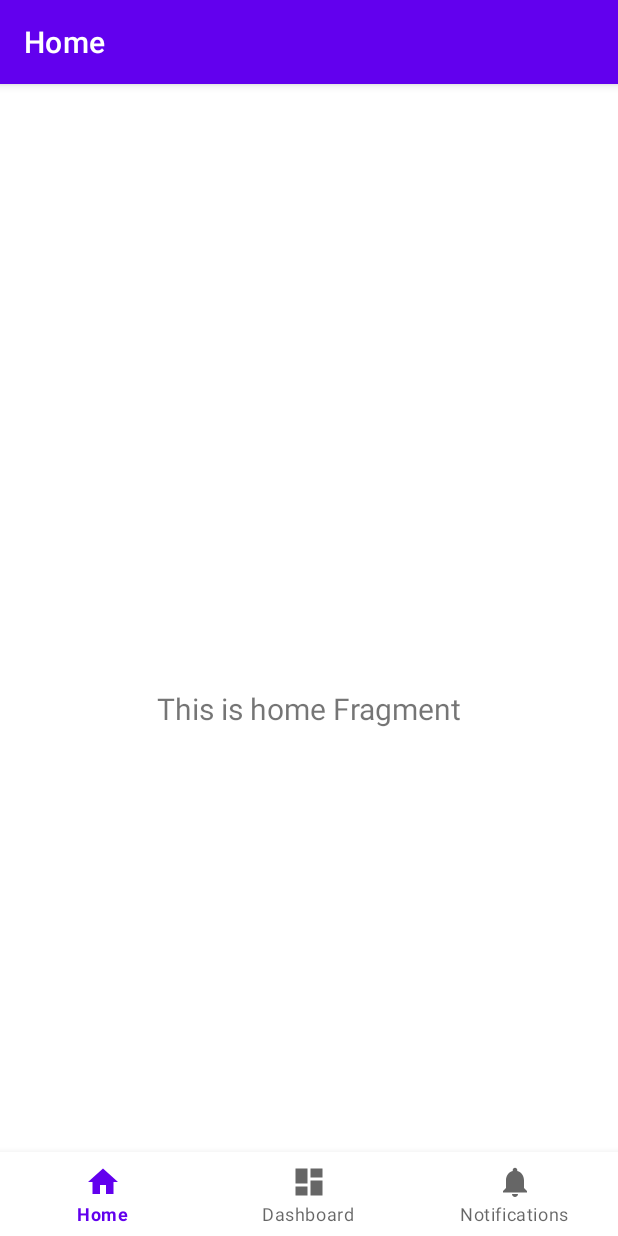
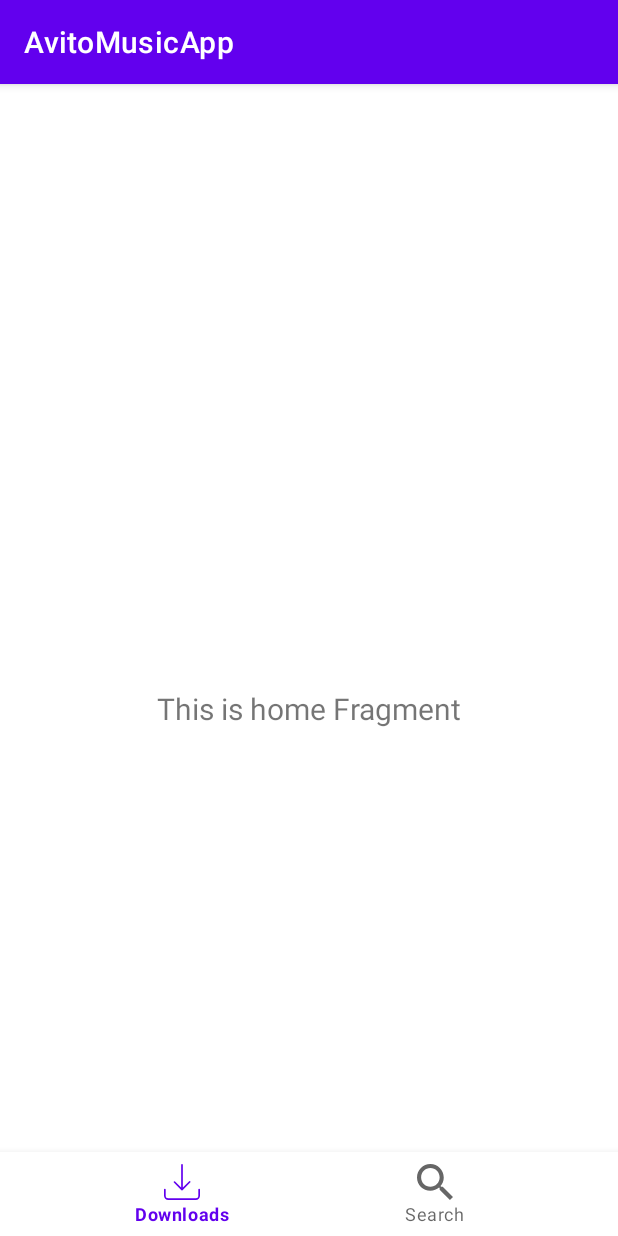
Before and after one commit to RustamFakhrutdinov/AvitoMusicApp, an Android app: the screen it shows after launch (MainActivity), on a phone screen of 412 x 824 dp. Run offline under Robolectric (Android 15) with nearby library versions, the phone set to English and light mode, and no system bars; our stand-ins replace navigation-ui.

Commit message:
Заложены основы проекта: Переключение между экранами Иконки

```diff
--- a/app/src/main/java/com/practicum/avitomusicapp/MainActivity.kt
+++ b/app/src/main/java/com/practicum/avitomusicapp/MainActivity.kt
@@ -1,9 +1,11 @@
 package com.practicum.avitomusicapp
 
 import android.os.Bundle
+import android.view.View
 import com.google.android.material.bottomnavigation.BottomNavigationView
 import androidx.appcompat.app.AppCompatActivity
 import androidx.navigation.findNavController
+import androidx.navigation.fragment.NavHostFragment
 import androidx.navigation.ui.AppBarConfiguration
 import androidx.navigation.ui.setupActionBarWithNavController
 import androidx.navigation.ui.setupWithNavController
@@ -21,15 +23,35 @@ class MainActivity : AppCompatActivity() {
 
         val navView: BottomNavigationView = binding.navView
 
-        val navController = findNavController(R.id.nav_host_fragment_activity_main)
+        //val navController = findNavController(R.id.nav_host_fragment_activity_main)
         // Passing each menu ID as a set of Ids because each
         // menu should be considered as top level destinations.
         val appBarConfiguration = AppBarConfiguration(
             setOf(
-                R.id.navigation_home, R.id.navigation_dashboard, R.id.navigation_notifications
+                R.id.navigation_downloads, R.id.navigation_search
             )
         )
-        setupActionBarWithNavController(navController, appBarConfiguration)
-        navView.setupWithNavController(navController)
+//        setupActionBarWithNavController(navController, appBarConfiguration)
+//        navView.setupWithNavController(navController)
+
+        val navHostFragment = supportFragmentManager.findFragmentById(R.id.nav_host_fragment_activity_main) as NavHostFragment
+        val navController = navHostFragment.navController
+
+        binding.navView.setupWithNavController(navController)
+
+        navController.addOnDestinationChangedListener { _, destination, _ ->
+            when (destination.id) {
+                R.id.navigation_downloads -> {
+
+                }
+                R.id.navigation_search -> {
+
+                }
+                else -> {
+                    binding.navView.visibility = View.VISIBLE
+                }
+            }
+        }
+
     }
 }
--- a/app/src/main/java/com/practicum/avitomusicapp/ui/dashboard/DashboardFragment.kt
+++ b/app/src/main/java/com/practicum/avitomusicapp/ui/downloads/DownloadsFragment.kt
@@ -1,4 +1,4 @@
-package com.practicum.avitomusicapp.ui.dashboard
+package com.practicum.avitomusicapp.ui.downloads
 
 import android.os.Bundle
 import android.view.LayoutInflater
@@ -7,11 +7,11 @@ import android.view.ViewGroup
 import android.widget.TextView
 import androidx.fragment.app.Fragment
 import androidx.lifecycle.ViewModelProvider
-import com.practicum.avitomusicapp.databinding.FragmentDashboardBinding
+import com.practicum.avitomusicapp.databinding.FragmentDownloadsBinding
 
-class DashboardFragment : Fragment() {
+class DownloadsFragment : Fragment() {
 
-    private var _binding: FragmentDashboardBinding? = null
+    private var _binding: FragmentDownloadsBinding? = null
 
     // This property is only valid between onCreateView and
     // onDestroyView.
@@ -22,14 +22,14 @@ class DashboardFragment : Fragment() {
         container: ViewGroup?,
         savedInstanceState: Bundle?
     ): View {
-        val dashboardViewModel =
-            ViewModelProvider(this).get(DashboardViewModel::class.java)
+        val downloadsViewModel =
+            ViewModelProvider(this).get(DownloadsViewModel::class.java)
 
-        _binding = FragmentDashboardBinding.inflate(inflater, container, false)
+        _binding = FragmentDownloadsBinding.inflate(inflater, container, false)
         val root: View = binding.root
 
-        val textView: TextView = binding.textDashboard
-        dashboardViewModel.text.observe(viewLifecycleOwner) {
+        val textView: TextView = binding.textHome
+        downloadsViewModel.text.observe(viewLifecycleOwner) {
             textView.text = it
         }
         return root
--- a/app/src/main/java/com/practicum/avitomusicapp/ui/notifications/NotificationsViewModel.kt
+++ b/app/src/main/java/com/practicum/avitomusicapp/ui/downloads/DownloadsViewModel.kt
@@ -1,13 +1,13 @@
-package com.practicum.avitomusicapp.ui.notifications
+package com.practicum.avitomusicapp.ui.downloads
 
 import androidx.lifecycle.LiveData
 import androidx.lifecycle.MutableLiveData
 import androidx.lifecycle.ViewModel
 
-class NotificationsViewModel : ViewModel() {
+class DownloadsViewModel : ViewModel() {
 
     private val _text = MutableLiveData<String>().apply {
-        value = "This is notifications Fragment"
+        value = "This is home Fragment"
     }
     val text: LiveData<String> = _text
 }
--- a/app/src/main/java/com/practicum/avitomusicapp/ui/home/HomeFragment.kt
+++ b/app/src/main/java/com/practicum/avitomusicapp/ui/search/SearchFragment.kt
@@ -1,4 +1,4 @@
-package com.practicum.avitomusicapp.ui.home
+package com.practicum.avitomusicapp.ui.search
 
 import android.os.Bundle
 import android.view.LayoutInflater
@@ -7,11 +7,11 @@ import android.view.ViewGroup
 import android.widget.TextView
 import androidx.fragment.app.Fragment
 import androidx.lifecycle.ViewModelProvider
-import com.practicum.avitomusicapp.databinding.FragmentHomeBinding
+import com.practicum.avitomusicapp.databinding.FragmentSearchBinding
 
-class HomeFragment : Fragment() {
+class SearchFragment : Fragment() {
 
-    private var _binding: FragmentHomeBinding? = null
+    private var _binding: FragmentSearchBinding? = null
 
     // This property is only valid between onCreateView and
     // onDestroyView.
@@ -22,14 +22,14 @@ class HomeFragment : Fragment() {
         container: ViewGroup?,
         savedInstanceState: Bundle?
     ): View {
-        val homeViewModel =
-            ViewModelProvider(this).get(HomeViewModel::class.java)
+        val searchViewModel =
+            ViewModelProvider(this).get(SearchViewModel::class.java)
 
-        _binding = FragmentHomeBinding.inflate(inflater, container, false)
+        _binding = FragmentSearchBinding.inflate(inflater, container, false)
         val root: View = binding.root
 
-        val textView: TextView = binding.textHome
-        homeViewModel.text.observe(viewLifecycleOwner) {
+        val textView: TextView = binding.textDashboard
+        searchViewModel.text.observe(viewLifecycleOwner) {
             textView.text = it
         }
         return root
--- a/app/src/main/java/com/practicum/avitomusicapp/ui/home/HomeViewModel.kt
+++ b/app/src/main/java/com/practicum/avitomusicapp/ui/search/SearchViewModel.kt
@@ -1,13 +1,13 @@
-package com.practicum.avitomusicapp.ui.home
+package com.practicum.avitomusicapp.ui.search
 
 import androidx.lifecycle.LiveData
 import androidx.lifecycle.MutableLiveData
 import androidx.lifecycle.ViewModel
 
-class HomeViewModel : ViewModel() {
+class SearchViewModel : ViewModel() {
 
     private val _text = MutableLiveData<String>().apply {
-        value = "This is home Fragment"
+        value = "This is dashboard Fragment"
     }
     val text: LiveData<String> = _text
 }
--- /dev/null
+++ b/app/src/main/res/drawable/ic_download.xml
@@ -0,0 +1,7 @@
+<vector xmlns:android="http://schemas.android.com/apk/res/android" android:height="24dp" android:viewportHeight="128" android:viewportWidth="128" android:width="24dp">
+
+    <path android:fillColor="#FF000000" android:pathData="M61.88,93.12h0a3,3 0,0 0,0.44 0.36l0.24,0.13a1.74,1.74 0,0 0,0.59 0.24l0.25,0.07h0a3,3 0,0 0,1.16 0l0.26,-0.08 0.3,-0.09a3,3 0,0 0,0.3 -0.16l0.21,-0.12a3,3 0,0 0,0.46 -0.38L93,66.21A3,3 0,1 0,88.79 62L67,83.76V3a3,3 0,0 0,-6 0V83.76L39.21,62A3,3 0,0 0,35 66.21Z"/>
+
+    <path android:fillColor="#FF000000" android:pathData="M125,88a3,3 0,0 0,-3 3v22a9,9 0,0 1,-9 9H15a9,9 0,0 1,-9 -9V91a3,3 0,0 0,-6 0v22a15,15 0,0 0,15 15h98a15,15 0,0 0,15 -15V91A3,3 0,0 0,125 88Z"/>
+
+</vector>
--- /dev/null
+++ b/app/src/main/res/drawable/search.xml
@@ -0,0 +1,5 @@
+<vector xmlns:android="http://schemas.android.com/apk/res/android" android:height="24dp" android:viewportHeight="19" android:viewportWidth="19" android:width="24dp">
+
+    <path android:fillColor="#1A1B22" android:pathData="M13.579,11.95H12.721L12.417,11.656C13.481,10.418 14.122,8.81 14.122,7.061C14.122,3.161 10.961,0 7.061,0C3.161,0 0,3.161 0,7.061C0,10.961 3.161,14.122 7.061,14.122C8.81,14.122 10.418,13.481 11.656,12.417L11.95,12.721V13.579L17.381,19L19,17.381L13.579,11.95ZM7.061,11.95C4.356,11.95 2.173,9.766 2.173,7.061C2.173,4.356 4.356,2.173 7.061,2.173C9.766,2.173 11.95,4.356 11.95,7.061C11.95,9.766 9.766,11.95 7.061,11.95Z"/>
+
+</vector>
--- a/app/src/main/res/layout/activity_main.xml
+++ b/app/src/main/res/layout/activity_main.xml
@@ -18,7 +18,7 @@
         app:layout_constraintRight_toRightOf="parent"
         app:menu="@menu/bottom_nav_menu" />
 
-    <fragment
+    <androidx.fragment.app.FragmentContainerView
         android:id="@+id/nav_host_fragment_activity_main"
         android:name="androidx.navigation.fragment.NavHostFragment"
         android:layout_width="match_parent"
--- a/app/src/main/res/layout/fragment_notifications.xml
+++ b/app/src/main/res/layout/fragment_downloads.xml
@@ -4,10 +4,10 @@
     xmlns:tools="http://schemas.android.com/tools"
     android:layout_width="match_parent"
     android:layout_height="match_parent"
-    tools:context=".ui.notifications.NotificationsFragment">
+    tools:context=".ui.downloads.DownloadsFragment">
 
     <TextView
-        android:id="@+id/text_notifications"
+        android:id="@+id/text_home"
         android:layout_width="match_parent"
         android:layout_height="wrap_content"
         android:layout_marginStart="8dp"
--- a/app/src/main/res/layout/fragment_home.xml
+++ /dev/null
@@ -1,22 +0,0 @@
-<?xml version="1.0" encoding="utf-8"?>
-<androidx.constraintlayout.widget.ConstraintLayout xmlns:android="http://schemas.android.com/apk/res/android"
-    xmlns:app="http://schemas.android.com/apk/res-auto"
-    xmlns:tools="http://schemas.android.com/tools"
-    android:layout_width="match_parent"
-    android:layout_height="match_parent"
-    tools:context=".ui.home.HomeFragment">
-
-    <TextView
-        android:id="@+id/text_home"
-        android:layout_width="match_parent"
-        android:layout_height="wrap_content"
-        android:layout_marginStart="8dp"
-        android:layout_marginTop="8dp"
-        android:layout_marginEnd="8dp"
-        android:textAlignment="center"
-        android:textSize="20sp"
-        app:layout_constraintBottom_toBottomOf="parent"
-        app:layout_constraintEnd_toEndOf="parent"
-        app:layout_constraintStart_toStartOf="parent"
-        app:layout_constraintTop_toTopOf="parent" />
-</androidx.constraintlayout.widget.ConstraintLayout>
--- a/app/src/main/res/layout/fragment_dashboard.xml
+++ b/app/src/main/res/layout/fragment_search.xml
@@ -4,7 +4,7 @@
     xmlns:tools="http://schemas.android.com/tools"
     android:layout_width="match_parent"
     android:layout_height="match_parent"
-    tools:context=".ui.dashboard.DashboardFragment">
+    tools:context=".ui.search.SearchFragment">
 
     <TextView
         android:id="@+id/text_dashboard"
--- a/app/src/main/res/menu/bottom_nav_menu.xml
+++ b/app/src/main/res/menu/bottom_nav_menu.xml
@@ -2,18 +2,12 @@
 <menu xmlns:android="http://schemas.android.com/apk/res/android">
 
     <item
-        android:id="@+id/navigation_home"
-        android:icon="@drawable/ic_home_black_24dp"
-        android:title="@string/title_home" />
+        android:id="@+id/navigation_downloads"
+        android:icon="@drawable/ic_download"
+        android:title="@string/title_download" />
 
     <item
-        android:id="@+id/navigation_dashboard"
-        android:icon="@drawable/ic_dashboard_black_24dp"
-        android:title="@string/title_dashboard" />
-
-    <item
-        android:id="@+id/navigation_notifications"
-        android:icon="@drawable/ic_notifications_black_24dp"
-        android:title="@string/title_notifications" />
-
+        android:id="@+id/navigation_search"
+        android:icon="@drawable/search"
+        android:title="@string/title_search" />
 </menu>
--- a/app/src/main/res/navigation/mobile_navigation.xml
+++ b/app/src/main/res/navigation/mobile_navigation.xml
@@ -3,23 +3,18 @@
     xmlns:app="http://schemas.android.com/apk/res-auto"
     xmlns:tools="http://schemas.android.com/tools"
     android:id="@+id/mobile_navigation"
-    app:startDestination="@+id/navigation_home">
+    app:startDestination="@+id/navigation_downloads">
 
     <fragment
-        android:id="@+id/navigation_home"
-        android:name="com.practicum.avitomusicapp.ui.home.HomeFragment"
-        android:label="@string/title_home"
-        tools:layout="@layout/fragment_home" />
+        android:id="@+id/navigation_downloads"
+        android:name="com.practicum.avitomusicapp.ui.downloads.DownloadsFragment"
+        android:label="@string/title_download"
+        tools:layout="@layout/fragment_downloads" />
 
     <fragment
-        android:id="@+id/navigation_dashboard"
-        android:name="com.practicum.avitomusicapp.ui.dashboard.DashboardFragment"
-        android:label="@string/title_dashboard"
-        tools:layout="@layout/fragment_dashboard" />
+        android:id="@+id/navigation_search"
+        android:name="com.practicum.avitomusicapp.ui.search.SearchFragment"
+        android:label="@string/title_search"
+        tools:layout="@layout/fragment_search" />
 
-    <fragment
-        android:id="@+id/navigation_notifications"
-        android:name="com.practicum.avitomusicapp.ui.notifications.NotificationsFragment"
-        android:label="@string/title_notifications"
-        tools:layout="@layout/fragment_notifications" />
 </navigation>
--- a/app/src/main/res/values/strings.xml
+++ b/app/src/main/res/values/strings.xml
@@ -1,6 +1,5 @@
 <resources>
     <string name="app_name">AvitoMusicApp</string>
-    <string name="title_home">Home</string>
-    <string name="title_dashboard">Dashboard</string>
-    <string name="title_notifications">Notifications</string>
+    <string name="title_download">Downloads</string>
+    <string name="title_search">Search</string>
 </resources>
```
Also changed, not shown: app/src/main/java/com/practicum/avitomusicapp/ui/dashboard/DashboardViewModel.kt (deleted, +0 -13 lines), app/src/main/java/com/practicum/avitomusicapp/ui/notifications/NotificationsFragment.kt (deleted, +0 -42 lines), 1 other file.
